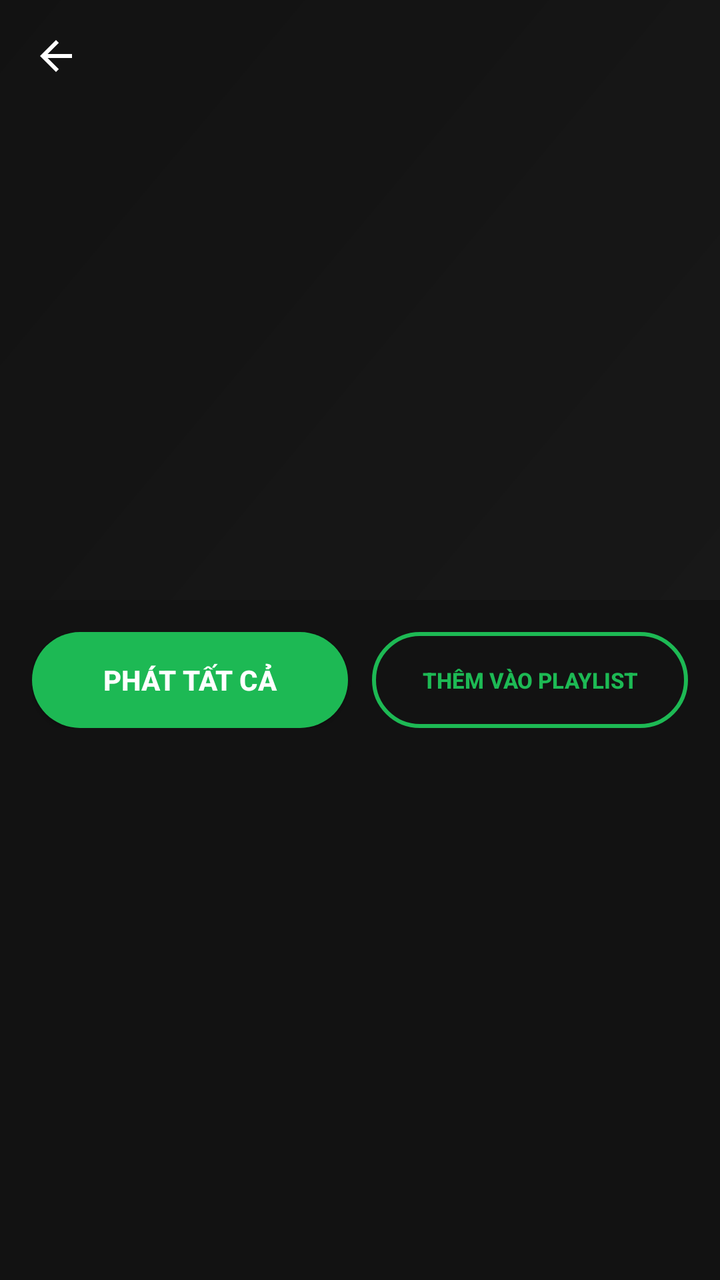
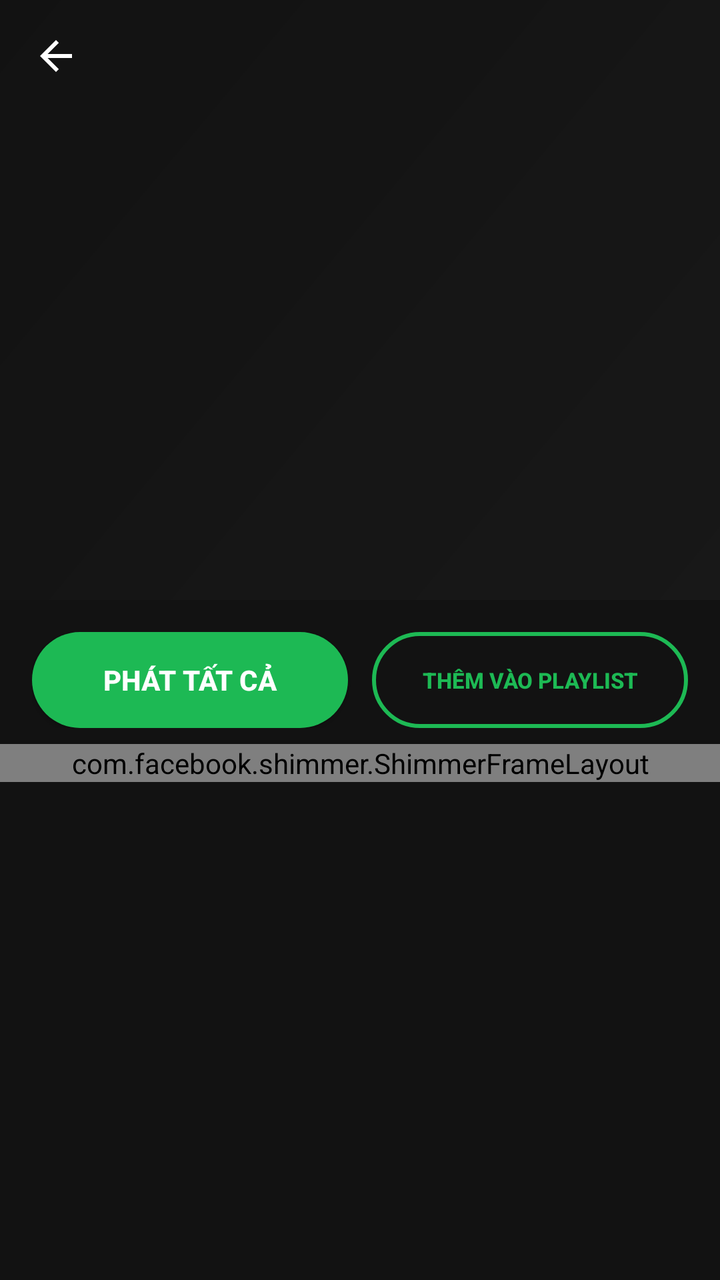

Screens rendered from an Android XML layout before and after an edit, with the pre-edit source and the edit as a unified diff.
<!-- AndroidManifest.xml: application theme Theme.MusicStreamingApp -->
<!-- res/layout/activity_playlist_detail.xml -->
<?xml version="1.0" encoding="utf-8"?>
<androidx.coordinatorlayout.widget.CoordinatorLayout
    xmlns:android="http://schemas.android.com/apk/res/android"
    xmlns:app="http://schemas.android.com/apk/res-auto"
    android:layout_width="match_parent"
    android:layout_height="match_parent"
    android:background="@color/bg_primary"
    android:fitsSystemWindows="true">

    <com.google.android.material.appbar.AppBarLayout
        android:layout_width="match_parent"
        android:layout_height="@dimen/collapsing_appbar_height"
        android:fitsSystemWindows="true"
        android:theme="@style/ThemeOverlay.MaterialComponents.Dark.ActionBar">

        <com.google.android.material.appbar.CollapsingToolbarLayout
            android:id="@+id/collapsing_toolbar"
            android:layout_width="match_parent"
            android:layout_height="match_parent"
            android:fitsSystemWindows="true"
            app:contentScrim="@color/bg_secondary"
            app:layout_scrollFlags="scroll|exitUntilCollapsed"
            app:expandedTitleMarginStart="16dp"
            app:expandedTitleMarginBottom="16dp"
            app:collapsedTitleTextAppearance="@style/ExpandedTitleStyle">

            <ImageView
                android:id="@+id/iv_cover"
                android:layout_width="match_parent"
                android:layout_height="match_parent"
                android:scaleType="centerCrop"
                android:fitsSystemWindows="true"
                android:background="@drawable/placeholder_gradient"
                app:layout_collapseMode="parallax"/>

            <View
                android:layout_width="match_parent"
                android:layout_height="match_parent"
                android:background="#66000000"
                app:layout_collapseMode="parallax"/>

            <androidx.appcompat.widget.Toolbar
                android:id="@+id/toolbar"
                android:layout_width="match_parent"
                android:layout_height="?attr/actionBarSize"
                app:layout_collapseMode="pin"
                app:navigationIcon="@drawable/ic_arrow_back"
                app:navigationIconTint="@color/accent_white"/>

        </com.google.android.material.appbar.CollapsingToolbarLayout>
    </com.google.android.material.appbar.AppBarLayout>

    <androidx.core.widget.NestedScrollView
        android:layout_width="match_parent"
        android:layout_height="match_parent"
        app:layout_behavior="@string/appbar_scrolling_view_behavior">

        <LinearLayout
            android:layout_width="match_parent"
            android:layout_height="wrap_content"
            android:orientation="vertical"
            android:paddingBottom="24dp">

            
            <LinearLayout
                android:layout_width="match_parent"
                android:layout_height="wrap_content"
                android:orientation="horizontal"
                android:paddingHorizontal="16dp"
                android:paddingTop="16dp"
                android:paddingBottom="8dp"
                android:gravity="center_vertical">

                <Button
                    android:id="@+id/btn_play_all"
                    android:layout_width="0dp"
                    android:layout_height="48dp"
                    android:layout_weight="1"
                    android:background="@drawable/bg_button_green"
                    android:text="@string/play_all"
                    android:textColor="@color/accent_white"
                    android:textStyle="bold"
                    android:textAllCaps="true"/>

                <Button
                    android:id="@+id/btn_add_track"
                    android:layout_width="0dp"
                    android:layout_height="48dp"
                    android:layout_weight="1"
                    android:layout_marginStart="12dp"
                    android:background="@drawable/bg_button_outline"
                    android:text="@string/add_to_playlist"
                    android:textColor="@color/spotify_green"
                    android:textStyle="bold"
                    android:textAllCaps="true"
                    android:textSize="11sp"/>

            </LinearLayout>

            <androidx.recyclerview.widget.RecyclerView
                android:id="@+id/rv_tracks"
                android:layout_width="match_parent"
                android:layout_height="wrap_content"
                android:nestedScrollingEnabled="false"/>

        </LinearLayout>
    </androidx.core.widget.NestedScrollView>

</androidx.coordinatorlayout.widget.CoordinatorLayout>
<!-- resources referenced by this layout -->
<resources>
  <color name="accent_white">#FFFFFF</color>
  <color name="bg_primary">#121212</color>
  <color name="bg_secondary">#191414</color>
  <color name="spotify_green">#1DB954</color>
  <dimen name="collapsing_appbar_height">300dp</dimen>
  <!-- drawable bg_button_green (drawable) -->
  <?xml version="1.0" encoding="utf-8"?>
  <shape xmlns:android="http://schemas.android.com/apk/res/android"
      android:shape="rectangle">
      <corners android:radius="24dp" />
      <solid android:color="#1DB954" />
  </shape>
  <!-- drawable bg_button_outline (drawable) -->
  <?xml version="1.0" encoding="utf-8"?>
  <shape xmlns:android="http://schemas.android.com/apk/res/android"
      android:shape="rectangle">
      <corners android:radius="24dp" />
      <stroke android:width="2dp" android:color="#1DB954" />
      <solid android:color="@android:color/transparent" />
  </shape>
  <!-- drawable ic_arrow_back (drawable) -->
  <vector xmlns:android="http://schemas.android.com/apk/res/android"
      android:width="24dp"
      android:height="24dp"
      android:viewportWidth="24"
      android:viewportHeight="24">
      <path android:fillColor="#FFFFFF"
          android:pathData="M20,11H7.83l5.59,-5.59L12,4l-8,8 8,8 1.41,-1.41L7.83,13H20v-2z"/>
  </vector>
  <!-- drawable placeholder_gradient (drawable) -->
  <?xml version="1.0" encoding="utf-8"?>
  <shape xmlns:android="http://schemas.android.com/apk/res/android"
      android:shape="rectangle">
      <gradient
          android:angle="135"
          android:startColor="#282828"
          android:endColor="#1E1E1E"
          android:type="linear" />
  </shape>
  <string name="add_to_playlist">Thêm vào playlist</string>
  <string name="play_all">PHÁT TẤT CẢ</string>
  <style name="ExpandedTitleStyle" parent="TextAppearance.MaterialComponents.Headline5">
          <item name="android:textColor">@color/accent_white</item>
          <item name="android:textStyle">bold</item>
      </style>
  <color name="spotify_black">#121212</color>
  <color name="spotify_dark">#191414</color>
  <color name="spotify_white">#FFFFFF</color>
  <color name="spotify_gray">#B3B3B3</color>
  <style name="BottomNavStyle" parent="Widget.MaterialComponents.BottomNavigationView">
          <item name="android:background">@color/spotify_dark</item>
          <item name="itemIconTint">@color/bottom_nav_tint</item>
          <item name="itemTextColor">@color/bottom_nav_tint</item>
          <item name="elevation">8dp</item>
      </style>
  <!-- unchanged entries left out for length: 1 -->
</resources>

<!-- the commit's change to res/layout/activity_playlist_detail.xml (unified diff, before → after) -->
@@ -103,7 +103,68 @@
                 android:layout_height="wrap_content"
                 android:nestedScrollingEnabled="false"/>
 
+            <include
+                android:id="@+id/shimmer_playlist"
+                layout="@layout/layout_shimmer_track_list"/>
+
         </LinearLayout>
     </androidx.core.widget.NestedScrollView>
 
 </androidx.coordinatorlayout.widget.CoordinatorLayout>
+<!-- res/layout/layout_shimmer_track_list.xml (included above) -->
+<?xml version="1.0" encoding="utf-8"?>
+<com.facebook.shimmer.ShimmerFrameLayout
+    xmlns:android="http://schemas.android.com/apk/res/android"
+    android:layout_width="match_parent"
+    android:layout_height="wrap_content"
+    android:background="@color/bg_primary">
+
+    <LinearLayout
+        android:layout_width="match_parent"
+        android:layout_height="wrap_content"
+        android:orientation="vertical"
+        android:paddingHorizontal="16dp"
+        android:paddingTop="6dp">
+
+        <include layout="@layout/layout_shimmer_track_row"/>
+        <include layout="@layout/layout_shimmer_track_row"/>
+        <include layout="@layout/layout_shimmer_track_row"/>
+        <include layout="@layout/layout_shimmer_track_row"/>
+        <include layout="@layout/layout_shimmer_track_row"/>
+        <include layout="@layout/layout_shimmer_track_row"/>
+        <include layout="@layout/layout_shimmer_track_row"/>
+    </LinearLayout>
+</com.facebook.shimmer.ShimmerFrameLayout>
+<!-- res/layout/layout_shimmer_track_row.xml (included above) -->
+<?xml version="1.0" encoding="utf-8"?>
+<LinearLayout xmlns:android="http://schemas.android.com/apk/res/android"
+    android:layout_width="match_parent"
+    android:layout_height="wrap_content"
+    android:gravity="center_vertical"
+    android:orientation="horizontal"
+    android:paddingVertical="8dp">
+
+    <View
+        android:layout_width="48dp"
+        android:layout_height="48dp"
+        android:background="@drawable/bg_shimmer_box"/>
+
+    <LinearLayout
+        android:layout_width="0dp"
+        android:layout_height="wrap_content"
+        android:layout_marginStart="12dp"
+        android:layout_weight="1"
+        android:orientation="vertical">
+
+        <View
+            android:layout_width="160dp"
+            android:layout_height="12dp"
+            android:layout_marginBottom="6dp"
+            android:background="@drawable/bg_shimmer_box"/>
+
+        <View
+            android:layout_width="100dp"
+            android:layout_height="10dp"
+            android:background="@drawable/bg_shimmer_box"/>
+    </LinearLayout>
+</LinearLayout>
<!-- resource entries referenced after the edit -->
@@ -19,6 +19,13 @@
       <corners android:radius="24dp" />
       <stroke android:width="2dp" android:color="#1DB954" />
       <solid android:color="@android:color/transparent" />
+  </shape>
+  <!-- drawable bg_shimmer_box (drawable) -->
+  <?xml version="1.0" encoding="utf-8"?>
+  <shape xmlns:android="http://schemas.android.com/apk/res/android"
+      android:shape="rectangle">
+      <solid android:color="@color/spotify_elevated"/>
+      <corners android:radius="4dp"/>
   </shape>
   <!-- drawable ic_arrow_back (drawable) -->
   <vector xmlns:android="http://schemas.android.com/apk/res/android"
@@ -45,6 +52,7 @@
           <item name="android:textColor">@color/accent_white</item>
           <item name="android:textStyle">bold</item>
       </style>
+  <color name="spotify_elevated">#3E3E3E</color>
   <color name="spotify_black">#121212</color>
   <color name="spotify_dark">#191414</color>
   <color name="spotify_white">#FFFFFF</color>
